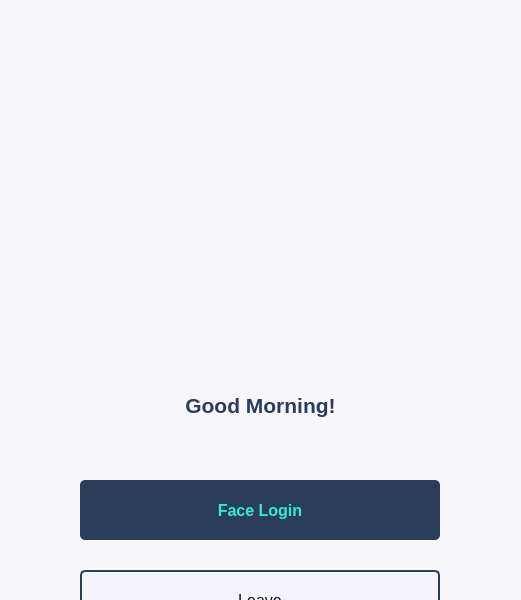
mintpancake/ikyc, file login.ui: the form before one commit; both pictures show x 340 to 861 and y 110 to 710 of the 1200 by 800 pixel window.
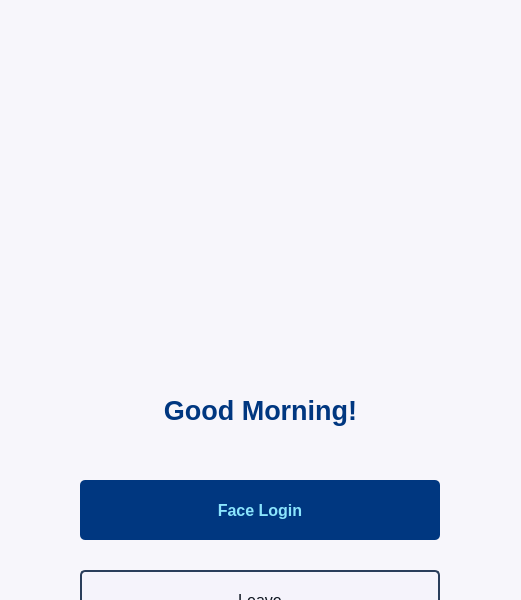
The form after the commit. Icons and pictures are not drawn.

```diff
--- a/login.ui
+++ b/login.ui
@@ -470,10 +470,10 @@
    <widget class="QLabel" name="logo">
     <property name="geometry">
      <rect>
-      <x>470</x>
-      <y>170</y>
-      <width>261</width>
-      <height>261</height>
+      <x>400</x>
+      <y>90</y>
+      <width>401</width>
+      <height>401</height>
      </rect>
     </property>
     <property name="text">
@@ -505,8 +505,8 @@
     </property>
     <property name="styleSheet">
      <string notr="true">QPushButton{
-    background: rgb(42, 61, 91);
-    color: rgb(52, 234, 217);
+    background: rgb(0, 55, 128);
+    color: rgb(139, 229, 253);
     border-radius: 5px;
 }
 QPushButton:hover{
@@ -574,19 +574,19 @@
       <x>420</x>
       <y>490</y>
       <width>361</width>
-      <height>51</height>
+      <height>61</height>
      </rect>
     </property>
     <property name="font">
      <font>
       <family>Yu Gothic UI</family>
-      <pointsize>16</pointsize>
+      <pointsize>20</pointsize>
       <weight>75</weight>
       <bold>true</bold>
      </font>
     </property>
     <property name="text">
-     <string>&lt;html&gt;&lt;head/&gt;&lt;body&gt;&lt;p&gt;&lt;span style=&quot; color:#2a3d5b;&quot;&gt;Good Morning!&lt;/span&gt;&lt;/p&gt;&lt;/body&gt;&lt;/html&gt;</string>
+     <string>&lt;html&gt;&lt;head/&gt;&lt;body&gt;&lt;p&gt;&lt;span style=&quot; color:#003780;&quot;&gt;Good Morning!&lt;/span&gt;&lt;/p&gt;&lt;/body&gt;&lt;/html&gt;</string>
     </property>
     <property name="alignment">
      <set>Qt::AlignCenter</set>
```
Left out of the diff: 13 changed lines with no effect on the pictures.
